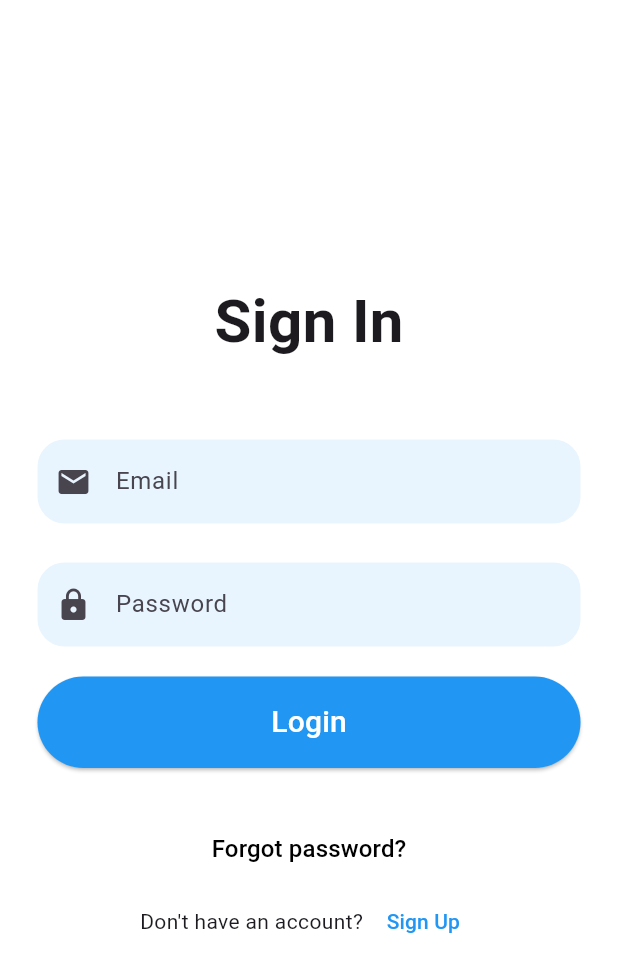
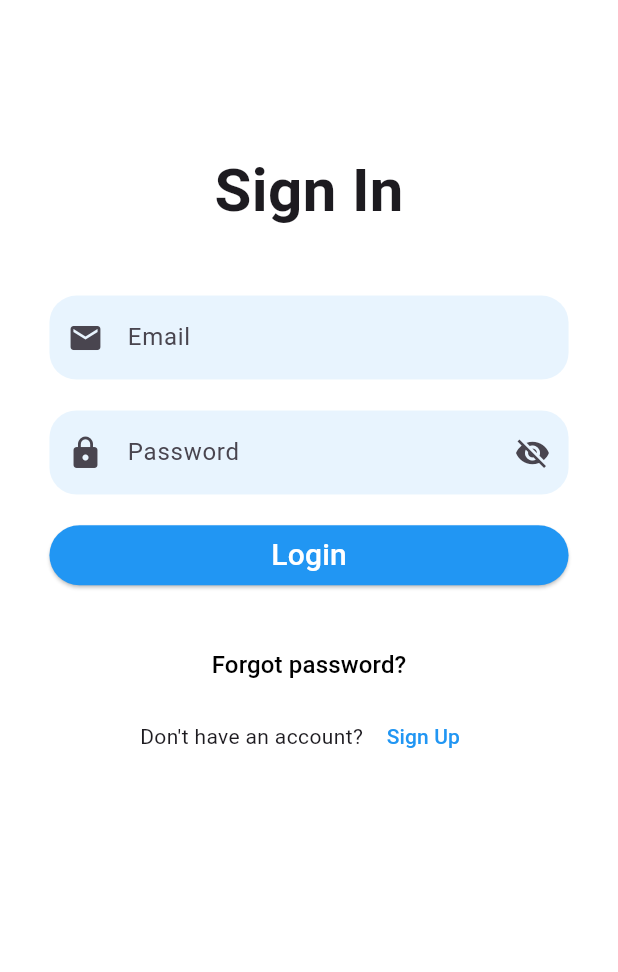
Before and after one commit to sumitpanchal18/Flutter-Practice, a Flutter app: the screen it shows after launch, on a phone screen of 412 x 824 dp. Shown: the top 972 px of the screen. Run offline on Flutter 3.47's test engine with Material 3 defaults, Android fonts, the phone set to English and light mode, and no system bars; our stand-ins replace connectivity_plus, dio, firebase_auth, firebase_core, flutter_secure_storage, fluttertoast and 1 more; accounts and stored records are empty.

Commit message:
ui update

```diff
--- a/lib/view/login/LoginPage.dart
+++ b/lib/view/login/LoginPage.dart
@@ -1,7 +1,7 @@
 import 'package:firebase_auth/firebase_auth.dart';
 import 'package:flutter/material.dart';
+import 'package:fluttertoast/fluttertoast.dart'; // Import fluttertoast
 import 'package:get/get.dart';
-import 'package:fluttertoast/fluttertoast.dart'; // Import fluttertoast
 import 'package:practice_flutter/routes/routes_name.dart';
 
 import 'controllers/login_controller.dart';
@@ -13,26 +13,43 @@ class LoginPage extends StatelessWidget {
   Widget build(BuildContext context) {
     final emailController = TextEditingController();
     final passwordController = TextEditingController();
+    final isPasswordVisible = false.obs; // Observable for password visibility
     final controller = Get.find<LoginController>();
 
+    // Fetch screen dimensions for responsive design
+    final screenHeight = MediaQuery.of(context).size.height;
+    final screenWidth = MediaQuery.of(context).size.width;
+
     return Scaffold(
-      body: Padding(
-        padding: const EdgeInsets.all(25.0),
+      body: SingleChildScrollView(
+        child: Padding(
+          padding: EdgeInsets.symmetric(
+            horizontal: screenWidth * 0.08, // 8% of screen width
+            vertical: screenHeight * 0.02, // 2% of screen height
+          ),
           child: Column(
             mainAxisAlignment: MainAxisAlignment.center,
             crossAxisAlignment: CrossAxisAlignment.stretch,
             children: [
+              SizedBox(height: screenHeight * 0.1), // 10% of screen height
               _header(),
-            const SizedBox(height: 50),
+              SizedBox(height: screenHeight * 0.05), // 5% of screen height
               Obx(() {
                 return controller.isLoading.value
                     ? const Center(child: CircularProgressIndicator())
-                  : _inputField(context, emailController, passwordController);
+                    : _inputField(
+                        context,
+                        emailController,
+                        passwordController,
+                        screenWidth,
+                        isPasswordVisible,
+                      );
               }),
-            const SizedBox(height: 30),
+              SizedBox(height: screenHeight * 0.03), // 3% of screen height
               _forgotPassword(context),
               _signup(context),
             ],
+          ),
         ),
       ),
     );
@@ -43,14 +60,22 @@ class LoginPage extends StatelessWidget {
       children: [
         Text(
           "Sign In",
-          style: TextStyle(fontSize: 40, fontWeight: FontWeight.bold),
+          style: TextStyle(
+            fontSize: 40,
+            fontWeight: FontWeight.bold,
+          ),
         ),
       ],
     );
   }
 
-  _inputField(BuildContext context, TextEditingController emailController,
-      TextEditingController passwordController) {
+  _inputField(
+    BuildContext context,
+    TextEditingController emailController,
+    TextEditingController passwordController,
+    double screenWidth,
+    RxBool isPasswordVisible,
+  ) {
     return Column(
       crossAxisAlignment: CrossAxisAlignment.stretch,
       children: [
@@ -60,35 +85,47 @@ class LoginPage extends StatelessWidget {
             hintText: "Email",
             border: OutlineInputBorder(
               borderRadius: BorderRadius.circular(18),
-                borderSide: BorderSide.none),
+              borderSide: BorderSide.none,
+            ),
             fillColor: Colors.blue.withOpacity(0.1),
             filled: true,
             prefixIcon: const Icon(Icons.email),
           ),
         ),
-        const SizedBox(height: 26),
-        TextField(
+        SizedBox(height: screenWidth * 0.05), // 5% of screen width
+        Obx(() {
+          return TextField(
             controller: passwordController,
+            obscureText: !isPasswordVisible.value, // Hide or show password
             decoration: InputDecoration(
               hintText: "Password",
               border: OutlineInputBorder(
                 borderRadius: BorderRadius.circular(18),
-                borderSide: BorderSide.none),
+                borderSide: BorderSide.none,
+              ),
               fillColor: Colors.blue.withOpacity(0.1),
               filled: true,
               prefixIcon: const Icon(Icons.lock),
+              suffixIcon: IconButton(
+                icon: Icon(
+                  isPasswordVisible.value
+                      ? Icons.visibility
+                      : Icons.visibility_off,
                 ),
-          obscureText: true,
+                onPressed: () {
+                  isPasswordVisible.value = !isPasswordVisible.value;
+                },
               ),
-        const SizedBox(height: 20),
+            ),
+          );
+        }),
+        SizedBox(height: screenWidth * 0.04), // 4% of screen width
         ElevatedButton(
           onPressed: () {
             _loginWithFirebase(
                 context, emailController.text, passwordController.text);
           },
           style: ElevatedButton.styleFrom(
-            shape: const StadiumBorder(),
-            padding: const EdgeInsets.symmetric(vertical: 16),
             backgroundColor: Colors.blue,
           ),
           child: const Text(
@@ -131,27 +168,7 @@ class LoginPage extends StatelessWidget {
         gravity: ToastGravity.BOTTOM,
         timeInSecForIosWeb: 1,
       );
-      _showErrorDialog(context, message);
     }
-  }
-
-  // Function to show error dialog
-  void _showErrorDialog(BuildContext context, String message) {
-    showDialog(
-      context: context,
-      builder: (BuildContext context) {
-        return AlertDialog(
-          title: const Text('Error'),
-          content: Text(message),
-          actions: <Widget>[
-            TextButton(
-              onPressed: () => Navigator.of(context).pop(),
-              child: const Text('OK'),
-            ),
-          ],
-        );
-      },
-    );
   }
 
   _forgotPassword(BuildContext context) {
```
Lines whose indentation alone changed are shown as unchanged.
